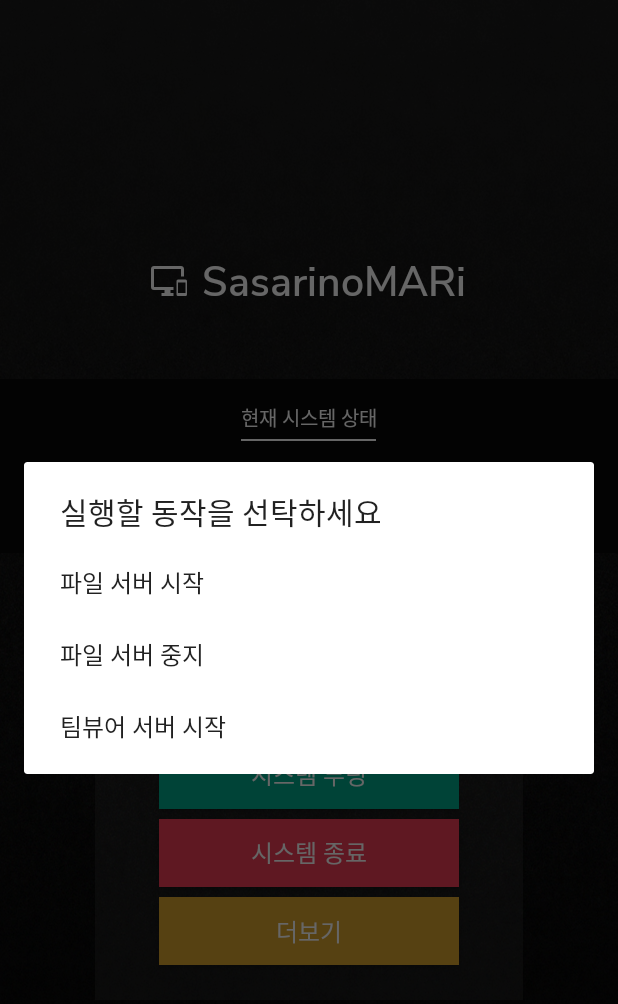
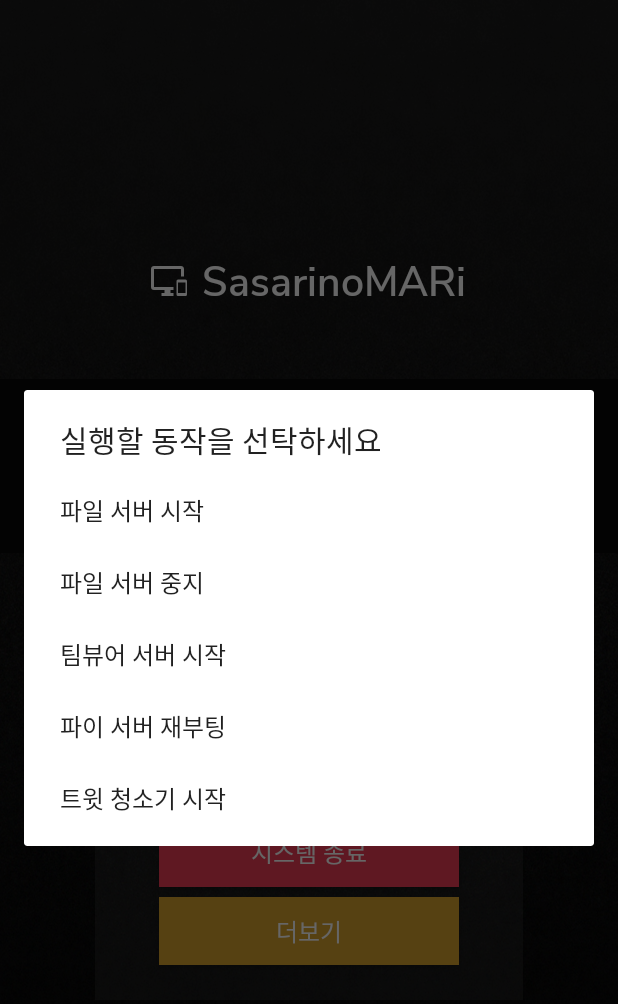
Before and after one commit to SasarinoMARi/SPCM, an Android app: the screen it shows after launch (MainActivity), after a tap on "더보기", on a phone screen of 412 x 824 dp. Shown: the top 1004 px of the screen. Run offline under Robolectric (Android 15) with nearby library versions, the phone set to English and light mode, and no system bars; 1 statement that could not run was skipped.

Commit message:
파이 재부팅 및 트윗 청소기 입터페이스 추가

```diff
--- a/android/app/src/main/java/com/sasarinomari/spcmconsole/APIInterface.kt
+++ b/android/app/src/main/java/com/sasarinomari/spcmconsole/APIInterface.kt
@@ -35,6 +35,12 @@ interface APIInterface {
     @GET("start-tv")
     fun start_tv(@Header("token") token:String): Call<String>
 
+    @GET("reboot-pi")
+    fun reboot_pi(@Header("token") token:String): Call<String>
+
+    @GET("hetzer")
+    fun hetzer(@Header("token") token:String): Call<String>
+
     companion object {
         private val BASE_URL = "http://sasarinomar1.iptime.org:9999"
 
--- a/android/app/src/main/java/com/sasarinomari/spcmconsole/MainActivity.kt
+++ b/android/app/src/main/java/com/sasarinomari/spcmconsole/MainActivity.kt
@@ -43,7 +43,9 @@ class MainActivity : Activity(), APICall.lookupInterface {
             val info = arrayOf<CharSequence>(
                 getString(R.string.StartFileServer),
                 getString(R.string.StopFileServer),
-                "팀뷰어 서버 시작"
+                "팀뷰어 서버 시작",
+                "파이 서버 재부팅",
+                "트윗 청소기 시작"
             )
             val builder: AlertDialog.Builder = AlertDialog.Builder(this)
             builder.setTitle(getString(R.string.MoreContextTitle))
@@ -52,6 +54,8 @@ class MainActivity : Activity(), APICall.lookupInterface {
                     0 -> confirm("파일 서버를 시작할까요?") { api.start_fs() }
                     1 -> confirm("파일 서버를 끌까요?") { api.stop_fs() }
                     2 -> confirm("팀뷰어 서버를 시작할까요?") { api.start_tv() }
+                    3 -> confirm("정말 파이 서버를 재부팅할까요?") {api.reboot_pi()}
+                    4 -> confirm("정말 트윗청소기를 시작할까요?") {api.hetzer()}
                 }
                 dialog.dismiss()
             }
```
Also changed, not shown: android/app/src/main/java/com/sasarinomari/spcmconsole/APICall.kt (+66 -0 lines).
